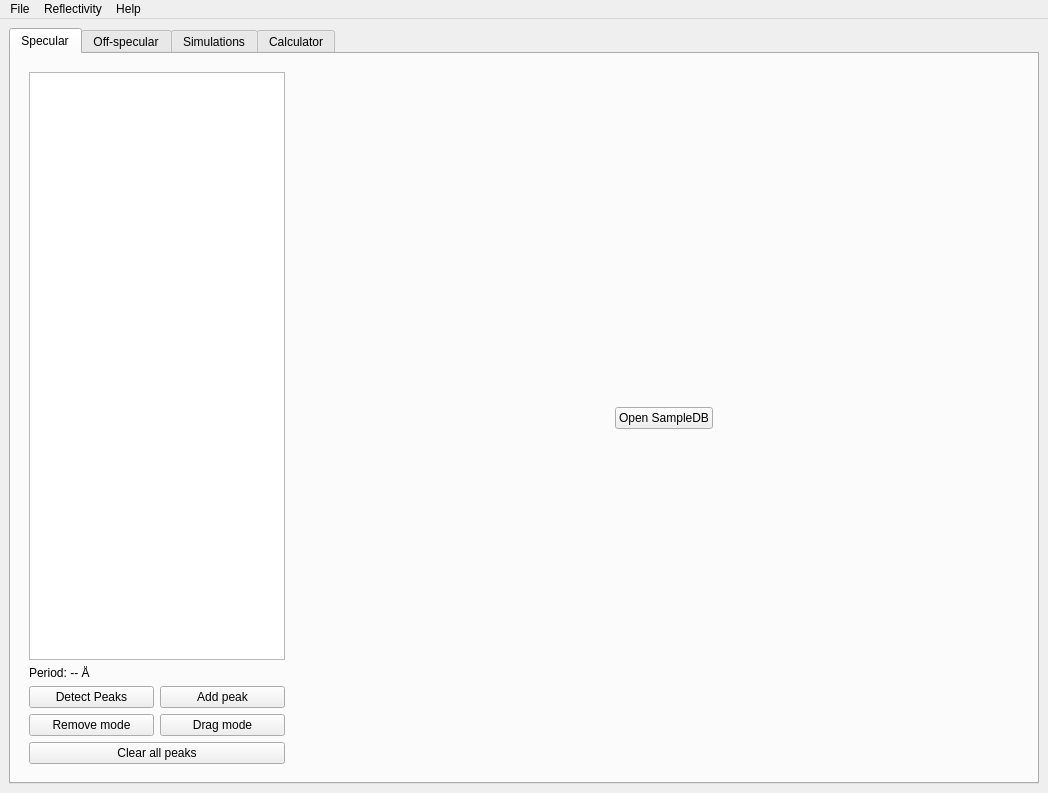
Qt form form.ui (sstendahl/KARIN) before a commit.
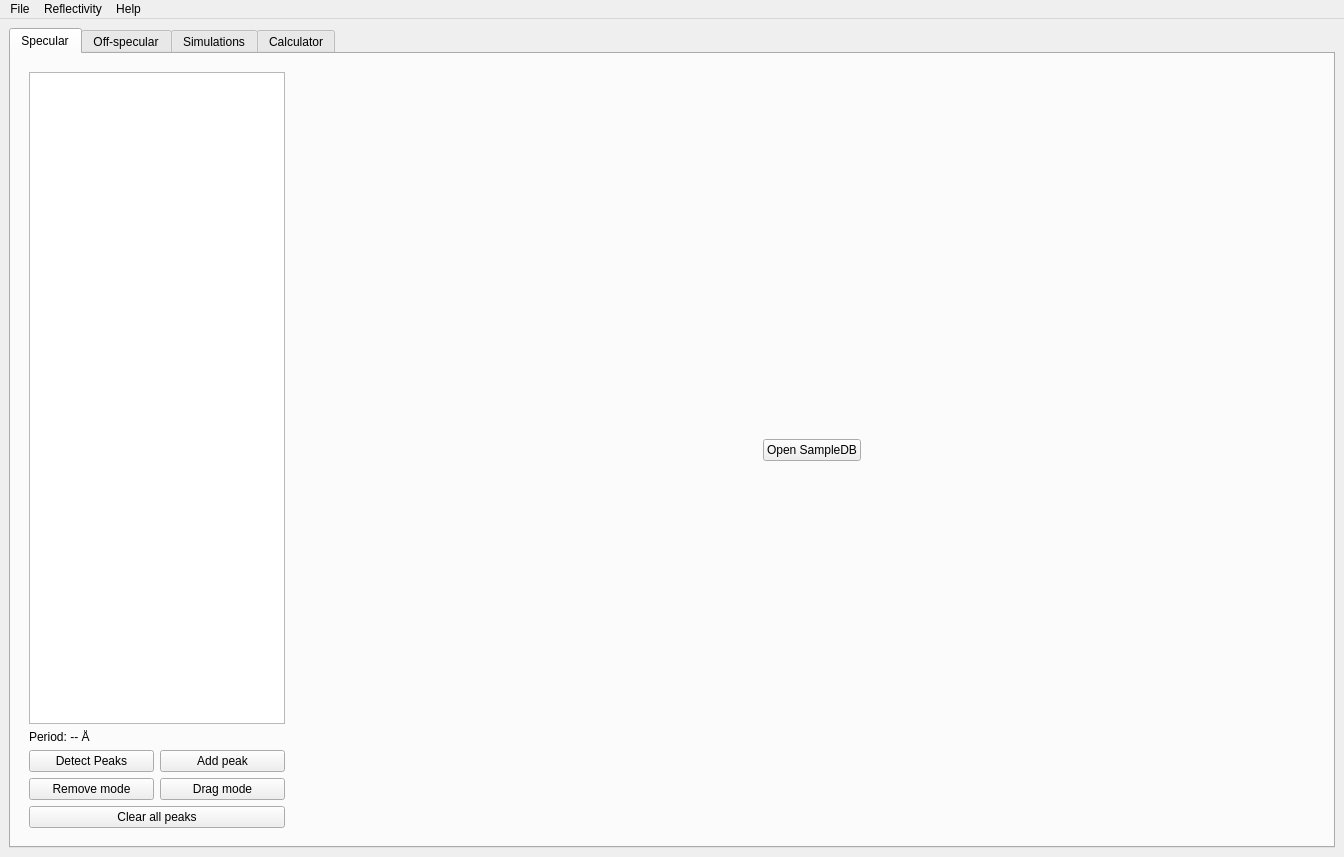
The same form after that commit.

The edit to the form file:
```diff
--- a/form.ui
+++ b/form.ui
@@ -6,8 +6,8 @@
    <rect>
     <x>0</x>
     <y>0</y>
-    <width>1048</width>
-    <height>793</height>
+    <width>1344</width>
+    <height>857</height>
    </rect>
   </property>
   <property name="windowTitle">
@@ -293,7 +293,7 @@
     <rect>
      <x>0</x>
      <y>0</y>
-     <width>1048</width>
+     <width>1344</width>
      <height>29</height>
     </rect>
    </property>
```
Left out of the diff: 7 changed lines with no effect on the pictures.
